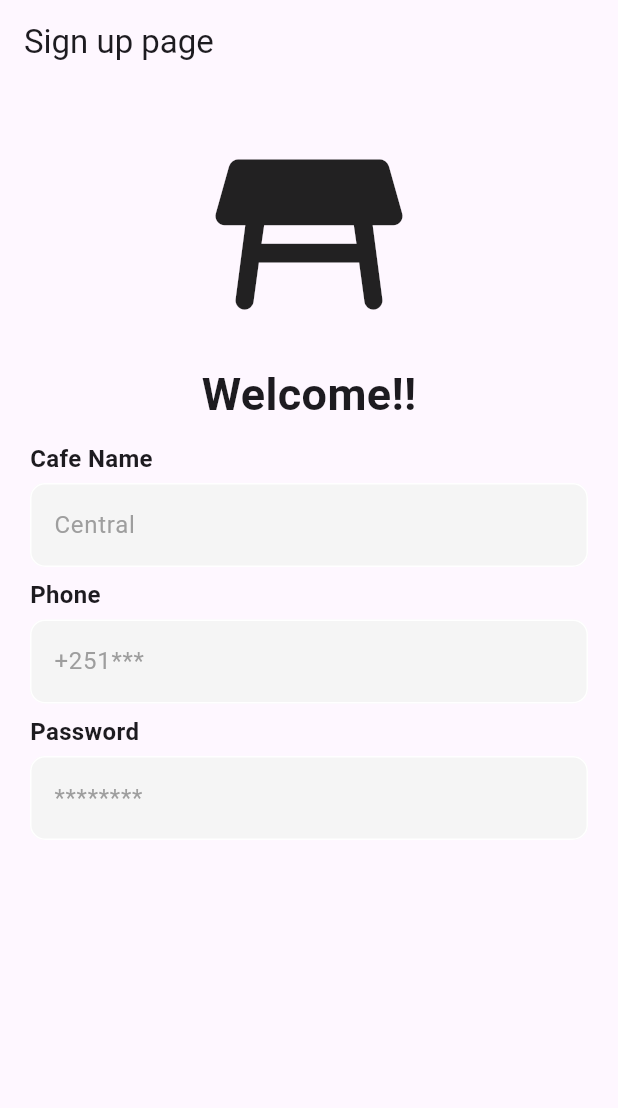
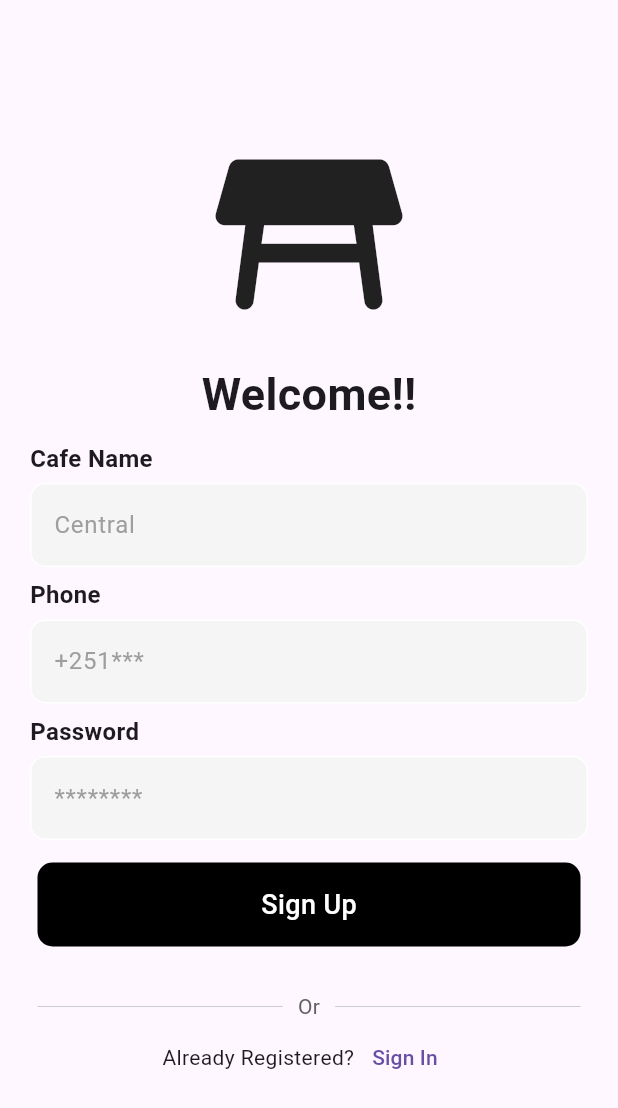
Before and after one commit to Ammarmyp/lounge_order_tracker, a Flutter app: the SignUp screen opened by its route, on a phone screen of 412 x 824 dp. Shown: the top 1108 px of the screen. Run offline on Flutter 3.47's test engine with Material 3 defaults, Android fonts, the phone set to English and light mode, and no system bars; our stand-ins replace go_router.

Commit message:
finish the sign up page

```diff
--- /dev/null
+++ b/lib/components/my_button.dart
@@ -0,0 +1,36 @@
+import 'package:flutter/material.dart';
+
+class MyButton extends StatelessWidget {
+  final void Function()? onTap;
+  final String label;
+  const MyButton({
+    super.key,
+    required this.onTap,
+    required this.label,
+  });
+
+  @override
+  Widget build(BuildContext context) {
+    return GestureDetector(
+      onTap: onTap,
+      child: Container(
+        padding: const EdgeInsets.all(15),
+        margin: const EdgeInsets.symmetric(horizontal: 25),
+        decoration: BoxDecoration(
+          color: Colors.black,
+          borderRadius: BorderRadius.circular(10),
+        ),
+        child: Center(
+          child: Text(
+            label,
+            style: const TextStyle(
+              color: Colors.white,
+              fontSize: 18,
+              fontWeight: FontWeight.w500,
+            ),
+          ),
+        ),
+      ),
+    );
+  }
+}
--- a/lib/features/authentication/presentation/sign_up.dart
+++ b/lib/features/authentication/presentation/sign_up.dart
@@ -1,5 +1,6 @@
 import 'package:flutter/material.dart';
 import 'package:go_router/go_router.dart';
+import 'package:paamy_order_tracker/components/my_button.dart';
 import 'package:paamy_order_tracker/features/authentication/presentation/components/my_textField.dart';
 
 class SignUp extends StatelessWidget {
@@ -9,16 +10,19 @@ class SignUp extends StatelessWidget {
   final phoneNumberController = TextEditingController();
   final passwordController = TextEditingController();
 
+  void onTap() {}
+
   @override
   Widget build(BuildContext context) {
     return Scaffold(
       appBar: AppBar(
-        title: const Text("Sign up page"),
-      ),
+          // title: const Text("Sign up page"),
+          ),
       body: SafeArea(
         child: SingleChildScrollView(
           child: Center(
             child: Column(
+              crossAxisAlignment: CrossAxisAlignment.center,
               children: [
                 // TextButton(
                 //   onPressed: () => context.go("/"),
@@ -68,6 +72,57 @@ class SignUp extends StatelessWidget {
                   hintText: "********",
                   obscureText: true,
                 ),
+                const SizedBox(
+                  height: 15,
+                ),
+                MyButton(
+                  onTap: onTap,
+                  label: "Sign Up",
+                ),
+
+                const SizedBox(
+                  height: 30,
+                ),
+
+                Padding(
+                  padding: const EdgeInsets.symmetric(horizontal: 25.0),
+                  child: Row(
+                    children: [
+                      Expanded(
+                        child: Divider(
+                          thickness: 0.5,
+                          color: Colors.grey[400],
+                        ),
+                      ),
+                      Padding(
+                        padding: const EdgeInsets.symmetric(horizontal: 10.0),
+                        child: Text(
+                          'Or',
+                          style: TextStyle(color: Colors.grey[700]),
+                        ),
+                      ),
+                      Expanded(
+                        child: Divider(
+                          thickness: 0.5,
+                          color: Colors.grey[400],
+                        ),
+                      ),
+                    ],
+                  ),
+                ),
+
+                Row(
+                  mainAxisAlignment: MainAxisAlignment.center,
+                  children: [
+                    const Text("Already Registered?"),
+                    TextButton(
+                      onPressed: () => context.go("/signIn"),
+                      child: const Text(
+                        "Sign In",
+                      ),
+                    )
+                  ],
+                ),
               ],
             ),
           ),
```
